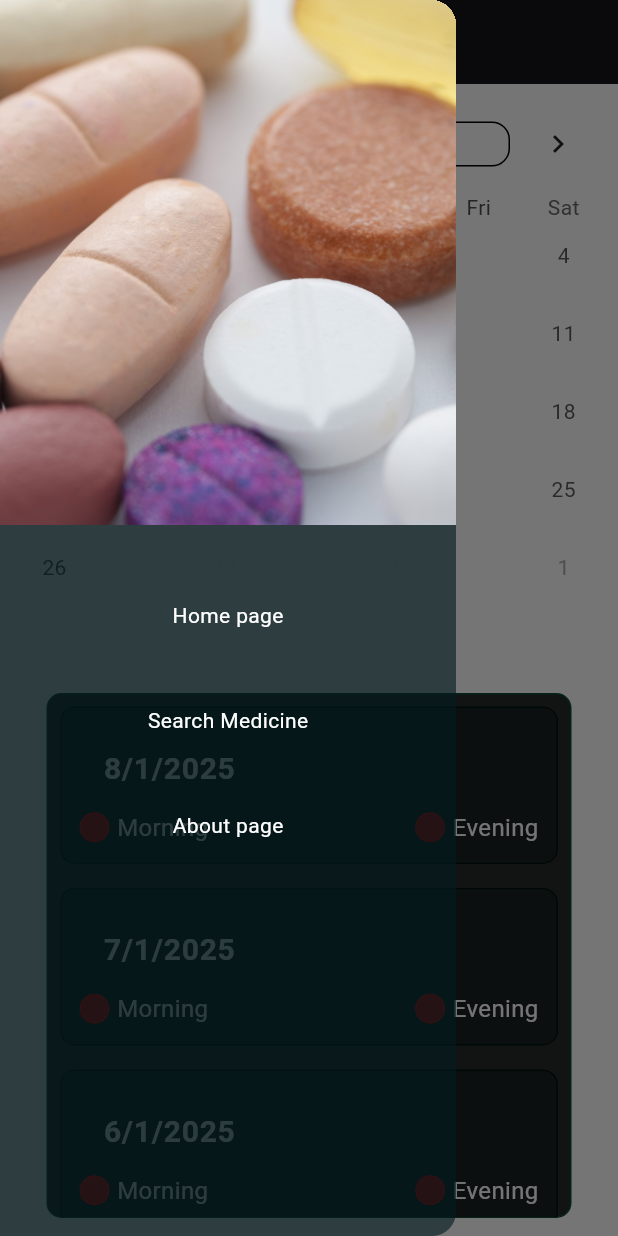
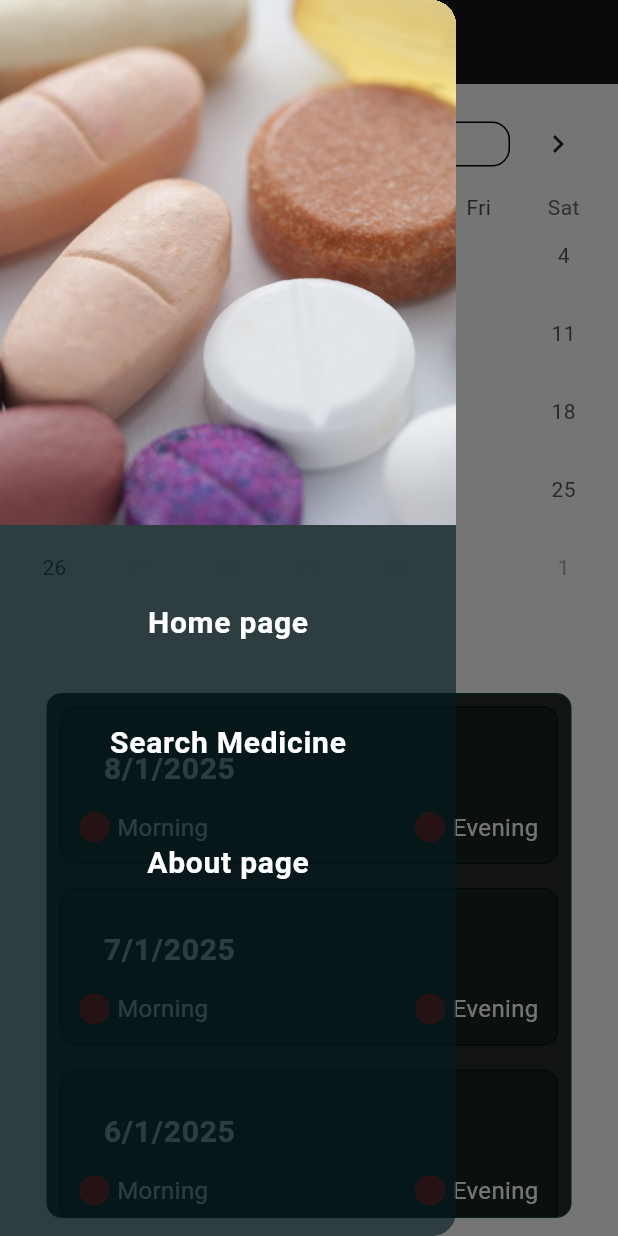
Before and after one commit to Fuadseid/checklist_app_for_medical_tab_user, a Flutter app: the screen it shows after launch, with the side drawer open, on a phone screen of 412 x 824 dp. Run offline on Flutter 3.47's test engine with Material 3 defaults, Android fonts, the phone set to English and light mode, and no system bars; drawn by our look-alikes of table_calendar; our stand-ins replace flutter_spinkit.

```diff
--- a/checklist_app/lib/widget/Homepage.dart
+++ b/checklist_app/lib/widget/Homepage.dart
@@ -17,7 +17,6 @@ class _HomepageState extends State<Homepage> {
   @override
   Widget build(BuildContext context) {
     return Scaffold(
-      resizeToAvoidBottomInset: false,
       backgroundColor: Theme.of(context).primaryColor,
       appBar: AppBar(
         backgroundColor: const Color.fromRGBO(22, 22, 27, 100),
@@ -43,7 +42,7 @@ class _HomepageState extends State<Homepage> {
             GestureDetector(
               child: Text(
                 "Home page",
-                style: Theme.of(context).textTheme.bodyMedium,
+                style: Theme.of(context).textTheme.bodyLarge,
               ),
               onTap: () {
                 setState(() {
@@ -56,7 +55,7 @@ class _HomepageState extends State<Homepage> {
             GestureDetector(
               child: Text(
                 "Search Medicine",
-                style: Theme.of(context).textTheme.bodyMedium,
+                style: Theme.of(context).textTheme.bodyLarge,
               ),
               onTap: () {
                 setState(() {
@@ -69,7 +68,7 @@ class _HomepageState extends State<Homepage> {
             GestureDetector(
               child: Text(
                 "About page",
-                style: Theme.of(context).textTheme.bodyMedium,
+                style: Theme.of(context).textTheme.bodyLarge,
               ),
               onTap: () {
                 setState(() {
--- a/checklist_app/pubspec.yaml
+++ b/checklist_app/pubspec.yaml
@@ -38,7 +38,7 @@ dependencies:
   provider: ^6.1.2
   http: ^1.2.2
   flutter_spinkit: ^5.2.1
-
+  getwidget: ^2.0.4
 dev_dependencies:
   flutter_test:
     sdk: flutter
@@ -64,8 +64,8 @@ flutter:
   # To add assets to your application, add an assets section, like this:
   assets:
     - assets/many_tablets.jpg
-
-  #   - images/a_dot_ham.jpeg
+    - assets/aboutme.jpg
+  #   - images/a_dot_ham.jpeg  aboutme
 
   # An image asset can refer to one or more resolution-specific "variants", see
   # https://flutter.dev/to/resolution-aware-images
```
Also changed, not shown: checklist_app/lib/Screen/Aboutpage.dart (+20 -1 lines), checklist_app/assets/aboutme.jpg (added), checklist_app/pubspec.lock.
